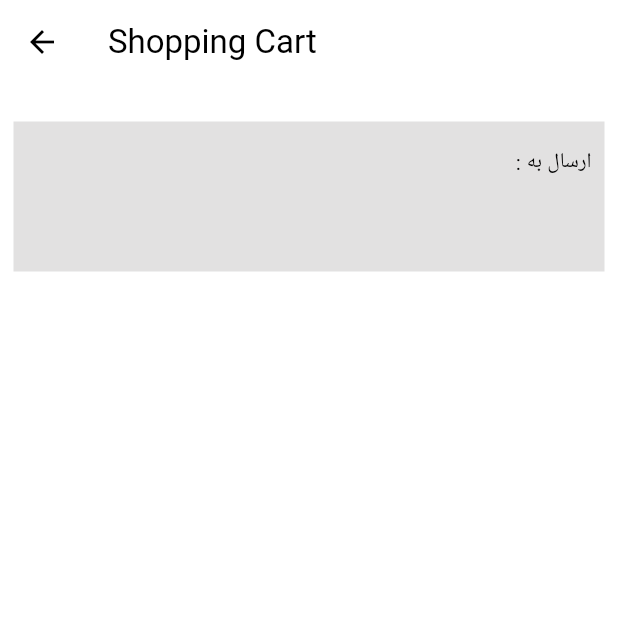
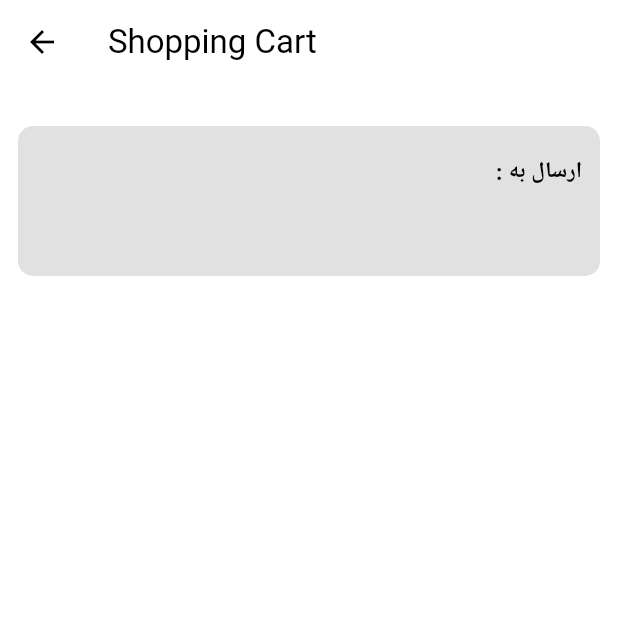
Before and after one commit to Manticodes/flutter_commercial_nodjs, a Flutter app: the OrderDetailScreen screen opened directly with empty values, on a phone screen of 412 x 824 dp, the top half of it. Run offline on Flutter 3.47's test engine with Material 2 defaults, Android fonts, the phone set to English and light mode, and no system bars; our stand-ins replace badges, carousel_slider, dotted_border, equatable, file_picker, flutter_bloc and 2 more; missing offline and left inert: minio; accounts and stored records are empty.

Commit message:
Update order_detail_screen.dart

```diff
--- a/lib/features/account/screens/order_detail_screen.dart
+++ b/lib/features/account/screens/order_detail_screen.dart
@@ -24,17 +24,27 @@ class OrderDetailScreen extends StatelessWidget {
           children: [
             OrderProductList(order: order),
             Padding(
-              padding: const EdgeInsets.all(9.0),
+              padding: const EdgeInsets.all(12.0),
+              child: ClipRRect(
+                borderRadius: BorderRadius.circular(10),
                 child: Container(
                   height: 100,
                   width: double.infinity,
                   color: const Color.fromARGB(255, 226, 225, 225),
                   child: Padding(
-                  padding: const EdgeInsets.all(5.0),
+                    padding: const EdgeInsets.all(8.0),
                     child: Column(
                       mainAxisAlignment: MainAxisAlignment.spaceAround,
                       crossAxisAlignment: CrossAxisAlignment.end,
-                    children: [Text(' : ارسال به '), Text(order.address)],
+                      children: [
+                        Text(' : ارسال به ',
+                            style: TextStyle(
+                                fontWeight: FontWeight.bold, fontSize: 15)),
+                        Text(order.address,
+                            style: TextStyle(
+                                fontWeight: FontWeight.bold, fontSize: 13))
+                      ],
+                    ),
                   ),
                 ),
               ),
```
Lines whose indentation alone changed are shown as unchanged.
